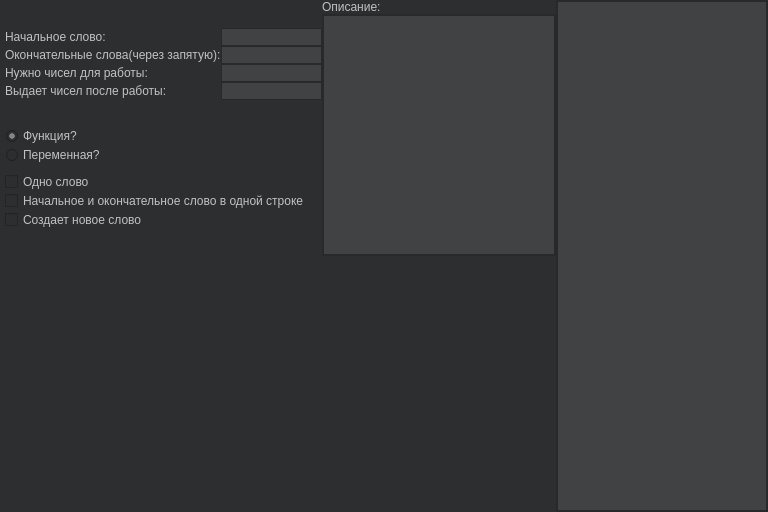
Qt form editwordlistdialog.ui (Alleksh/ForthHelper) before a commit.
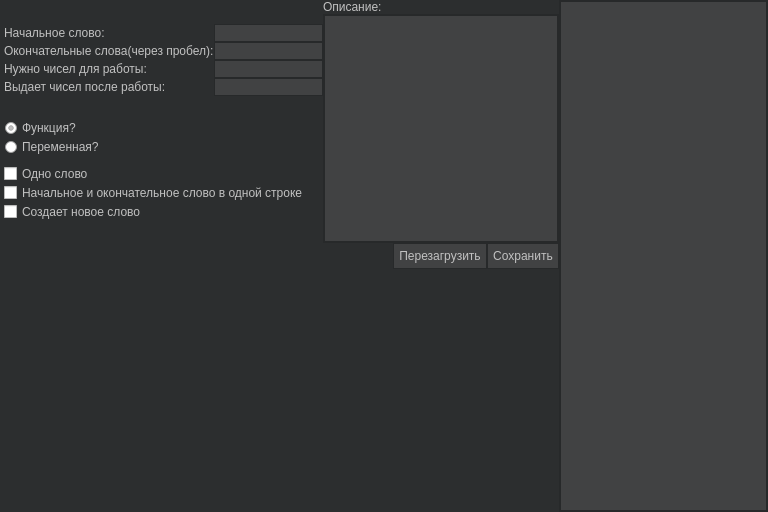
The same form after that commit. Icons and pictures are not drawn.

Commit message: Edit word list dialog updated.

Patch:
```diff
--- a/editwordlistdialog.ui
+++ b/editwordlistdialog.ui
@@ -20,12 +20,48 @@
    <string>Dialog</string>
   </property>
   <property name="styleSheet">
-   <string notr="true">background-color:#2C2E2F;
-</string>
+   <string notr="true">
+
+QListWidget:QScrollBar:horizontal {
+                            color:#AFAFAF;
+                        background-color:#2C2E2F;
+                        }
+
+                        QScrollBar::handle:horizontal {
+
+                         border: 2px groove #6b6c6d;
+                        border-radius:4px;
+                        background-color:#2C2E2F;
+                            color:#AFAFAF;
+                            min-width: 40px;
+                        }
+
+                        QScrollBar::add-page:horizontal, QScrollBar::sub-page:horizontal {
+                            color:#c1c1c1;
+                        background-color:#2C2E2F;
+                        }
+
+                        QScrollBar:vertical {
+                            color:#AFAFAF;
+                        background-color:#2C2E2F;
+                         }
+                         QScrollBar::handle:vertical {
+                         border: 2px groove #6b6c6d;
+                        border-radius:4px;
+                        background-color:#2C2E2F;
+                            color:#AFAFAF;
+                             min-height: 80px;
+                         }
+                         QScrollBar::add-page:vertical, QScrollBar::sub-page:vertical {
+                            background: #2C2E2F;
+                         }
+QDialog
+{background-color:#2C2E2F;
+}</string>
   </property>
   <layout class="QGridLayout" name="gridLayout">
    <property name="leftMargin">
-    <number>5</number>
+    <number>4</number>
    </property>
    <property name="topMargin">
     <number>0</number>
@@ -39,14 +75,7 @@
    <property name="spacing">
     <number>0</number>
    </property>
-   <item row="0" column="0">
-    <layout class="QHBoxLayout" name="horizontalLayout_4">
-     <property name="spacing">
-      <number>0</number>
-     </property>
-     <item>
-      <layout class="QVBoxLayout" name="verticalLayout_8">
-       <item>
+   <item row="0" column="0" colspan="2">
         <layout class="QHBoxLayout" name="horizontalLayout_3">
          <property name="spacing">
           <number>0</number>
@@ -86,7 +115,7 @@
 	color: #c1c1c1;</string>
                  </property>
                  <property name="text">
-                  <string>Окончательные слова(через запятую):</string>
+              <string>Окончательные слова(через пробел):</string>
                  </property>
                 </widget>
                </item>
@@ -131,6 +160,22 @@
     border-color: #27292a;
     color:#d1d1d1;
 	background-color:#414243;
+}QMenu {
+    background-color: #414243; /* sets background of the menu */
+    border: 1px solid #232425;
+}
+
+QMenu::item {
+    /* sets background of menu item. set this to something non-transparent
+        if you want menu color and menu item color to be different */
+    background-color: transparent;
+    color:#c1c1c1;
+    padding: 4px 8px;
+	padding-right:40px;
+}
+
+QMenu::item:selected { /* when user selects item using mouse or keyboard */
+    background-color: #6b6c6d;
 }</string>
                  </property>
                  <property name="text">
@@ -148,6 +193,22 @@
     border-color: #27292a;
     color:#d1d1d1;
 	background-color:#414243;
+}QMenu {
+    background-color: #414243; /* sets background of the menu */
+    border: 1px solid #232425;
+}
+
+QMenu::item {
+    /* sets background of menu item. set this to something non-transparent
+        if you want menu color and menu item color to be different */
+    background-color: transparent;
+    color:#c1c1c1;
+    padding: 4px 8px;
+	padding-right:40px;
+}
+
+QMenu::item:selected { /* when user selects item using mouse or keyboard */
+    background-color: #6b6c6d;
 }</string>
                  </property>
                 </widget>
@@ -162,6 +223,22 @@
     border-color: #27292a;
     color:#d1d1d1;
 	background-color:#414243;
+}QMenu {
+    background-color: #414243; /* sets background of the menu */
+    border: 1px solid #232425;
+}
+
+QMenu::item {
+    /* sets background of menu item. set this to something non-transparent
+        if you want menu color and menu item color to be different */
+    background-color: transparent;
+    color:#c1c1c1;
+    padding: 4px 8px;
+	padding-right:40px;
+}
+
+QMenu::item:selected { /* when user selects item using mouse or keyboard */
+    background-color: #6b6c6d;
 }</string>
                  </property>
                 </widget>
@@ -176,6 +253,22 @@
     border-color: #27292a;
     color:#d1d1d1;
 	background-color:#414243;
+}QMenu {
+    background-color: #414243; /* sets background of the menu */
+    border: 1px solid #232425;
+}
+
+QMenu::item {
+    /* sets background of menu item. set this to something non-transparent
+        if you want menu color and menu item color to be different */
+    background-color: transparent;
+    color:#c1c1c1;
+    padding: 4px 8px;
+	padding-right:40px;
+}
+
+QMenu::item:selected { /* when user selects item using mouse or keyboard */
+    background-color: #6b6c6d;
 }</string>
                  </property>
                 </widget>
@@ -279,6 +372,9 @@
                    <property name="text">
                     <string>Переменная?</string>
                    </property>
+               <property name="checked">
+                <bool>false</bool>
+               </property>
                   </widget>
                  </item>
                 </layout>
@@ -516,7 +612,23 @@
                         border-color: #27292a;
 						background-color:#414243;
                         color:#FAFAFA;
-                        }</string>
+                        }QMenu {
+    background-color: #414243; /* sets background of the menu */
+    border: 1px solid #232425;
+}
+
+QMenu::item {
+    /* sets background of menu item. set this to something non-transparent
+        if you want menu color and menu item color to be different */
+    background-color: transparent;
+    color:#c1c1c1;
+    padding: 4px 8px;
+	padding-right:40px;
+}
+
+QMenu::item:selected { /* when user selects item using mouse or keyboard */
+    background-color: #6b6c6d;
+}</string>
              </property>
             </widget>
            </item>
@@ -524,23 +636,8 @@
          </item>
         </layout>
        </item>
-       <item>
-        <spacer name="verticalSpacer">
-         <property name="orientation">
-          <enum>Qt::Vertical</enum>
-         </property>
-         <property name="sizeHint" stdset="0">
-          <size>
-           <width>20</width>
-           <height>40</height>
-          </size>
-         </property>
-        </spacer>
-       </item>
-      </layout>
-     </item>
-     <item>
-      <widget class="QListView" name="list">
+   <item row="0" column="2" rowspan="3">
+    <widget class="QListWidget" name="list">
        <property name="minimumSize">
         <size>
          <width>200</width>
@@ -549,21 +646,19 @@
        </property>
        <property name="maximumSize">
         <size>
-         <width>300</width>
+       <width>250</width>
          <height>16777215</height>
         </size>
        </property>
        <property name="styleSheet">
-        <string notr="true">QListView
+      <string notr="true">QListWidget
 {
                         border-style: solid;
                         border-width: 2px;
                         border-color: #27292a;
 						background-color:#414243;
 }
-
-
-QListView::item {
+QListWidget::item {
 background-color:#4a4d4f;
  border: 2px solid #4a4d4f;
     border-bottom-color: #4a4d4f; /* same as the pane color */
@@ -572,15 +667,16 @@
     padding: 4px;
     padding-top: 2px;
 	padding-bottom:02px;
+color:#c1c1c1;
 }
 
-QListView::item:selected {
+QListWidget::item:selected {
     border-color: #007ACC;
     color:#FAFAFA;
 	background:#007ACC;
 }
 
-QListView::item:selected:!active {
+QListWidget::item:selected:!active {
 }
 
 QListView::item:selected:active {
@@ -589,12 +685,97 @@
 QListView::item:hover {
     background-color: #6b6c6d;
 	border:#6b6c6d;
+}QMenu {
+    background-color: #414243; /* sets background of the menu */
+    border: 1px solid #232425;
+}
+
+QMenu::item {
+    /* sets background of menu item. set this to something non-transparent
+        if you want menu color and menu item color to be different */
+    background-color: transparent;
+    color:#c1c1c1;
+    padding: 4px 8px;
+}
+
+QMenu::item:selected { /* when user selects item using mouse or keyboard */
+    background-color: #6b6c6d;
 }</string>
+     </property>
+    </widget>
+   </item>
+   <item row="1" column="1">
+    <layout class="QHBoxLayout" name="horizontalLayout_4">
+     <item>
+      <spacer name="horizontalSpacer_2">
+       <property name="orientation">
+        <enum>Qt::Horizontal</enum>
+       </property>
+       <property name="sizeHint" stdset="0">
+        <size>
+         <width>40</width>
+         <height>20</height>
+        </size>
+       </property>
+      </spacer>
+     </item>
+     <item>
+      <widget class="QPushButton" name="Reload">
+       <property name="styleSheet">
+        <string notr="true">QPushButton{
+    border-style: solid;
+    border-width: 1px;
+    border-color: #27292a;
+    color:#c1c1c1;
+	background-color:#414243;
+	padding:5px;
+}
+QPushButton::pressed {
+    background-color: #6b6c6d;
+    border-style: inset;
+}</string>
+       </property>
+       <property name="text">
+        <string>Перезагрузить</string>
+       </property>
+      </widget>
+     </item>
+     <item>
+      <widget class="QPushButton" name="Save">
+       <property name="styleSheet">
+        <string notr="true">QPushButton{
+    border-style: solid;
+    border-width: 1px;
+    border-color: #27292a;
+    color:#c1c1c1;
+	background-color:#414243;
+	padding:5px;
+}
+QPushButton::pressed {
+    background-color: #6b6c6d;
+    border-style: inset;
+}</string>
+       </property>
+       <property name="text">
+        <string>Сохранить</string>
        </property>
       </widget>
      </item>
     </layout>
    </item>
+   <item row="2" column="0">
+    <spacer name="verticalSpacer">
+     <property name="orientation">
+      <enum>Qt::Vertical</enum>
+     </property>
+     <property name="sizeHint" stdset="0">
+      <size>
+       <width>20</width>
+       <height>239</height>
+      </size>
+     </property>
+    </spacer>
+   </item>
   </layout>
  </widget>
  <resources/>
```
Left out of the diff: 4 changed lines with no effect on the pictures. Lines whose indentation alone changed are shown as unchanged. The commit also changes 7 other files.
